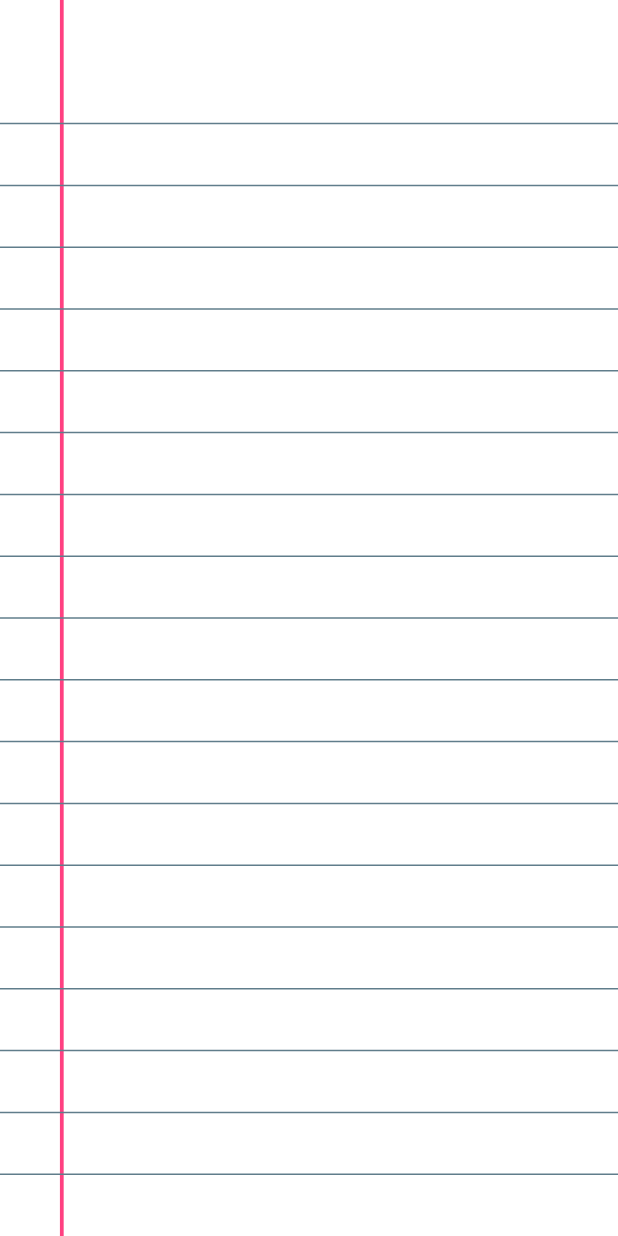
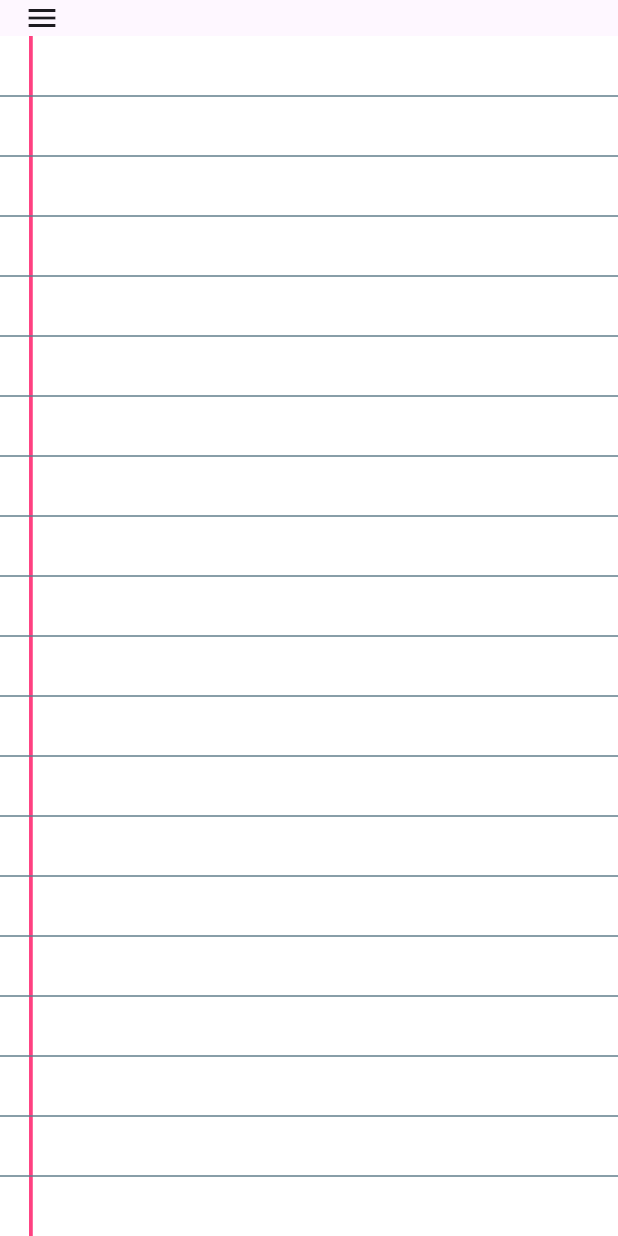
Before and after one commit to ausdauerundkaffee/Handwritten_Notes, a Flutter app: the screen it shows after launch, on a phone screen of 412 x 824 dp. Run offline on Flutter 3.47's test engine with Material 3 defaults, Android fonts, the light colour scheme and no system bars; our stand-ins replace flutter_secure_storage, googleapis_auth; missing offline and left inert: googleapis.

Commit message:
side menu

```diff
--- a/lib/main.dart
+++ b/lib/main.dart
@@ -2,5 +2,5 @@ import 'src/whiteboard.dart';
 import 'package:flutter/material.dart';
 
 void main() {
-  runApp(const WhiteBoard());
+  runApp(MaterialApp(home: WhiteBoard()));
 }
--- a/lib/src/FreehandPainter.dart
+++ b/lib/src/FreehandPainter.dart
@@ -6,7 +6,6 @@ import 'package:flutter/material.dart';
 
 /// Subclass of [CustomPainter] to paint strokes
 class FreehandPainter extends CustomPainter {
-  final double distanceThreshold;
   final List<Stroke> strokes;
   final Color backgroundColor;
   final paintDarkgrey = Paint()
@@ -18,7 +17,6 @@ class FreehandPainter extends CustomPainter {
   FreehandPainter(
     this.strokes,
     this.backgroundColor,
-    {this.distanceThreshold = 20.0}
   );
 
   @override
@@ -30,10 +28,10 @@ class FreehandPainter extends CustomPainter {
       Paint()..color = backgroundColor,
     );
 
-    canvas.drawLine(Offset(size.width * .1, 0),
-      Offset(size.width * .1, size.height), paintPink);
+    canvas.drawLine(Offset(size.width * .05, 0),
+      Offset(size.width * .05, size.height), paintPink);
 
-    for(double i = 0.1; i<1.0; i = i+0.05 )
+    for(double i = 0.05; i<1.0; i = i+0.05 )
     {
       canvas.drawLine(Offset(0, size.height * i),
         Offset(size.width, size.height * i), paintDarkgrey);
--- a/lib/src/whiteboard.dart
+++ b/lib/src/whiteboard.dart
@@ -7,6 +7,8 @@ import 'WhiteBoardController.dart';
 import 'package:flutter_handwritten_notes/src/Model.dart';
 import 'dart:developer';
 import 'package:flutter/foundation.dart';
+import 'package:flutter_handwritten_notes/src/NavBar.dart';
+import 'package:flutter_handwritten_notes/src/GoogleDrive.dart';
 
 typedef OnRedoUndo = void Function(bool isUndoAvailable, bool isRedoAvailable);
 
@@ -33,7 +35,6 @@ class WhiteBoard extends StatefulWidget {
 
   /// This callback exposes if undo / redo is available and called successfully.
   final OnRedoUndo? onRedoUndo;
-
   const WhiteBoard({
     Key? key,
     this.controller,
@@ -53,8 +54,11 @@ class _WhiteBoardState extends State<WhiteBoard> {
   final _undoHistory = <RedoUndoHistory>[];
   final _redoStack = <RedoUndoHistory>[];
   final _strokes = <Stroke>[];
+  //double lastX =0;
+  //double lastY =0;
   // cached current canvas size
   late Size _canvasSize;
+  final _key = GlobalKey();
 
   // convert current canvas to image data.
   Future<void> _convertToImage(ImageByteFormat format) async {
@@ -121,8 +125,12 @@ class _WhiteBoardState extends State<WhiteBoard> {
       };
     super.initState();
   }
+
+  double _calculateDistance(Offset p1, Offset p2) {
+    return sqrt(pow(p2.dx - p1.dx, 2) + pow(p2.dy - p1.dy, 2));
+  }
+
   void _start(double startX, double startY) {
-
     final newStroke = Stroke(
       color: widget.strokeColor,
       width: widget.strokeWidth,
@@ -148,31 +156,47 @@ class _WhiteBoardState extends State<WhiteBoard> {
   void _add(double x, double y) {
     setState(() {
       _strokes.last.path.lineTo(x, y);
+    });
+  }
 
-        });
-
-
-  }
   bool _isStylusEvent(PointerEvent event) {
     return event.kind == PointerDeviceKind.stylus ||
         event.kind == PointerDeviceKind.mouse ||
         (event.radiusMajor < 27.0 &&
             event.tilt < (pi / 2) &&
-            event.size <= 0.1 );
+            event.size <= 0.1);
   }
+
   @override
   Widget build(BuildContext context) {
+    GoogleDrive _googleDrive = new GoogleDrive();
     Size size = MediaQuery.of(context).size;
-    return
-     Column(
+    return Directionality(
+      textDirection: TextDirection.ltr,
+      child: Scaffold(
+        appBar: AppBar(
+          toolbarHeight: 24,
+          leading: Builder(
+            builder: (context) {
+              return IconButton(
+                icon: const Icon(Icons.menu),
+                onPressed: () {
+                  Scaffold.of(context).openDrawer();
+                },
+                padding: EdgeInsets.zero,
+              );
+            },
+          ),
+        ),
+        body: Column(
           children: [
             Expanded(
-      child:  Container(
+              child: Container(
                 height: size.height,
                 width: size.width,
                 child: Listener(
                   onPointerDown: (event) {
-          if(_isStylusEvent(event)){
+                    if (_isStylusEvent(event)) {
                       double radiusMajor = event.radiusMajor;
                       debugPrint(radiusMajor.toString());
                       _start(
@@ -181,11 +205,9 @@ class _WhiteBoardState extends State<WhiteBoard> {
                       );
                     }
                   },
-        onPointerUp: (event) {
-
-        },
-        onPointerMove: (event){
-         if(_isStylusEvent(event)){
+                  onPointerUp: (event) {},
+                  onPointerMove: (event) {
+                    if (_isStylusEvent(event)) {
                       double radiusMajor = event.radiusMajor;
                       debugPrint(radiusMajor.toString());
                       _add(
@@ -194,19 +216,55 @@ class _WhiteBoardState extends State<WhiteBoard> {
                       );
                     }
                   },
-        child: LayoutBuilder(
-          builder: (context, constraints) {
-            _canvasSize = Size(constraints.maxWidth, constraints.maxHeight);
+                  child: LayoutBuilder(builder: (context, constraints) {
+                    _canvasSize =
+                        Size(constraints.maxWidth, constraints.maxHeight);
                     return CustomPaint(
-              painter: FreehandPainter(_strokes, widget.backgroundColor),
+                      painter:
+                          FreehandPainter(_strokes, widget.backgroundColor),
                     );
-            },
-          ),
+                  }),
                 ),
               ),
             ),
           ],
+        ),
+        drawer: Drawer(
+          // Add a ListView to the drawer. This ensures the user can scroll
+          // through the options in the drawer if there isn't enough vertical
+          // space to fit everything.
+          child: ListView(
+            // Important: Remove any padding from the ListView.
+            padding: EdgeInsets.zero,
+            children: [
+              const DrawerHeader(
+                decoration: BoxDecoration(
+                  color: Colors.blue,
+                ),
+                child: Text('Drawer Header'),
+              ),
+              ListTile(
+                title: const Text('Home'),
+                onTap: () {
+                  // Update the state of the app
+                  //_onItemTapped(0);
+                  // Then close the drawer
+                  Navigator.pop(context);
+                },
+              ),
+              ListTile(
+                title: const Text('Upload'),
+                onTap: () {
+                  // Update the state of the app
+                  //_onItemTapped(0);
+                  // Then close the drawer
+                 //_googleDrive.uploadFileToGoogleDrive()
+                },
+              ),
+            ],
+          ),
+        ),
+      ),
     );
   }
-
 }
--- a/pubspec.yaml
+++ b/pubspec.yaml
@@ -32,6 +32,10 @@ dependencies:
     sdk: flutter
   whiteboard: ^0.0.2
   gestures: ^1.0.0
+  googleapis: ^7.0.0
+  googleapis_auth: ^1.3.0
+  flutter_secure_storage: ^5.0.2
+  url_launcher: ^6.0.0-nullsafety
   # The following adds the Cupertino Icons font to your application.
   # Use with the CupertinoIcons class for iOS style icons.
   cupertino_icons: ^1.0.6
```
Also changed, not shown: lib/src/GoogleDrive.dart (+88 -16 lines), lib/src/NavBar.dart (added, +49 -0 lines), pubspec.lock, 8 other files. Lines whose indentation alone changed are shown as unchanged.
